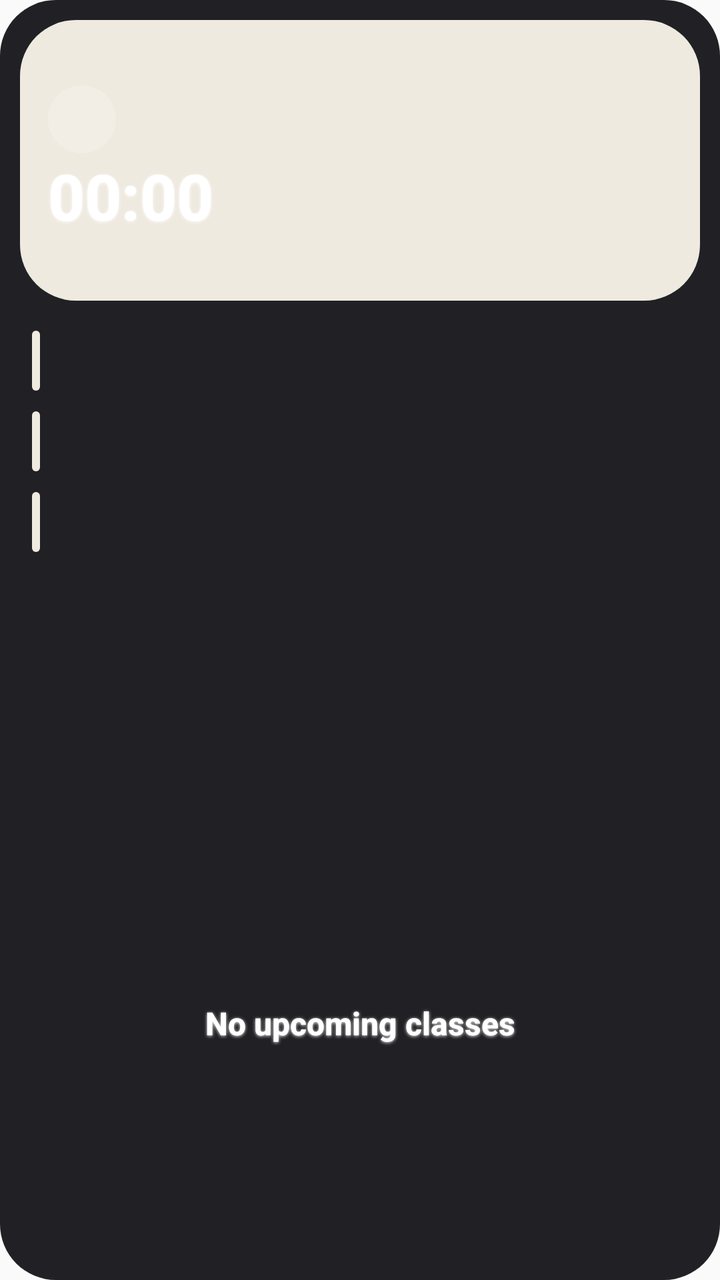
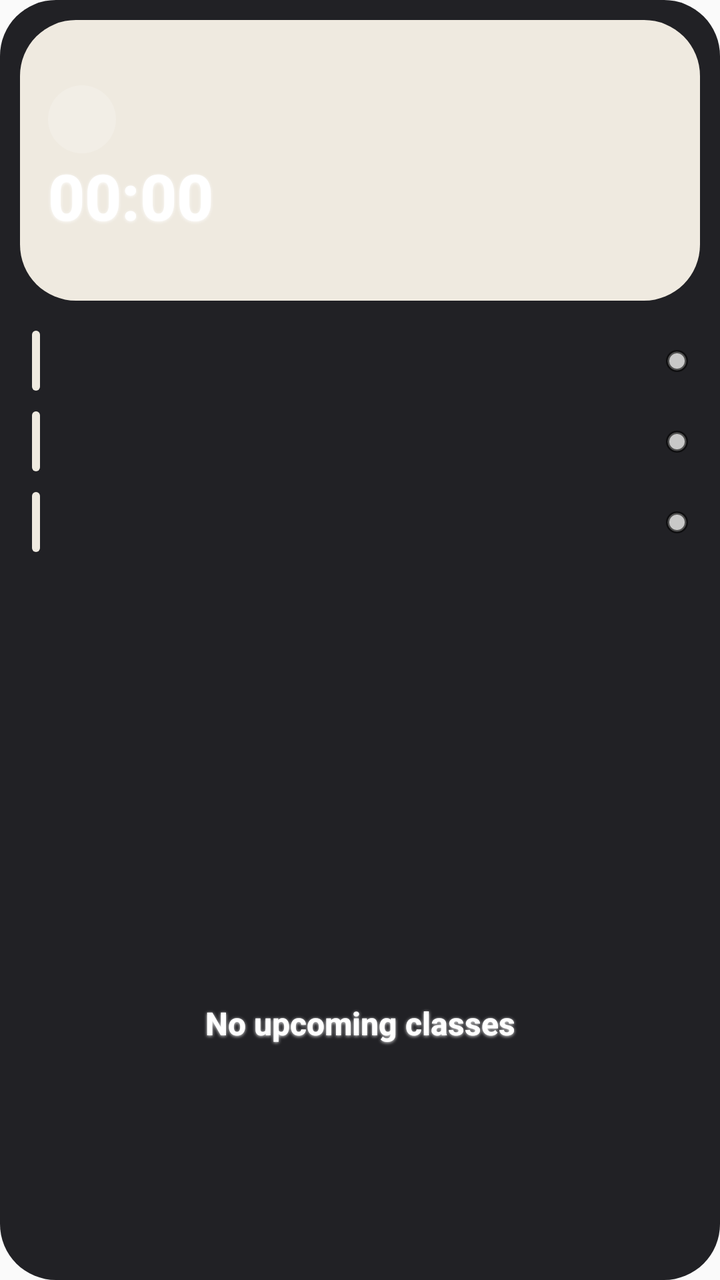

Screens rendered from an Android XML layout before and after an edit, with the pre-edit source and the edit as a unified diff.
<!-- AndroidManifest.xml: application theme Theme.Clockdown -->
<!-- res/layout/w_classes_lightglass.xml -->
<?xml version="1.0" encoding="utf-8"?>
<LinearLayout xmlns:android="http://schemas.android.com/apk/res/android"
    android:id="@+id/croot"
    android:layout_width="match_parent"
    android:layout_height="match_parent"
    android:background="@drawable/widget_bg"
    android:orientation="vertical"
    android:padding="10dp">

    <LinearLayout
        android:id="@+id/cnext"
        android:layout_width="match_parent"
        android:layout_height="wrap_content"
        android:background="@drawable/widget_bg_0"
        android:orientation="vertical"
        android:padding="14dp">

        <TextView
        android:shadowColor="#E6FFFFFF"
        android:shadowDx="0"
        android:shadowDy="1"
        android:shadowRadius="4"
            android:id="@+id/chead"
            android:layout_width="match_parent"
            android:layout_height="wrap_content"
            android:fontFamily="sans-serif-medium"
            android:maxLines="1"
            android:textColor="#B0FFFFFF"
            android:textSize="11sp"
            android:textStyle="bold" />

        <LinearLayout
            android:layout_width="match_parent"
            android:layout_height="wrap_content"
            android:layout_marginTop="4dp"
            android:gravity="center_vertical"
            android:orientation="horizontal">

            <TextView
        android:shadowColor="#E6FFFFFF"
        android:shadowDx="0"
        android:shadowDy="1"
        android:shadowRadius="4"
                android:id="@+id/cemoji"
                android:layout_width="34dp"
                android:layout_height="34dp"
                android:background="@drawable/widget_badge_light"
                android:gravity="center"
                android:textSize="18sp" />

            <TextView
        android:shadowColor="#E6FFFFFF"
        android:shadowDx="0"
        android:shadowDy="1"
        android:shadowRadius="4"
                android:id="@+id/cname"
                android:layout_width="0dp"
                android:layout_height="wrap_content"
                android:layout_marginStart="10dp"
                android:layout_weight="1"
                android:ellipsize="end"
                android:fontFamily="sans-serif-medium"
                android:maxLines="2"
                android:textColor="@color/white"
                android:textSize="15sp"
                android:textStyle="bold" />
        </LinearLayout>

        <Chronometer
        android:shadowColor="#E6FFFFFF"
        android:shadowDx="0"
        android:shadowDy="1"
        android:shadowRadius="4"
            android:id="@+id/cchrono"
            android:layout_width="match_parent"
            android:layout_height="wrap_content"
            android:layout_marginTop="4dp"
            android:fontFamily="sans-serif-medium"
            android:fontFeatureSettings="tnum"
            android:includeFontPadding="false"
            android:textColor="@color/white"
            android:autoSizeMaxTextSize="32sp"
            android:autoSizeMinTextSize="14sp"
            android:autoSizeStepGranularity="1sp"
            android:autoSizeTextType="uniform"
            android:maxLines="1"
            android:textSize="32sp"
            android:textStyle="bold" />

        <TextView
        android:shadowColor="#E6FFFFFF"
        android:shadowDx="0"
        android:shadowDy="1"
        android:shadowRadius="4"
            android:id="@+id/croom"
            android:layout_width="match_parent"
            android:layout_height="wrap_content"
            android:layout_marginTop="2dp"
            android:ellipsize="end"
            android:fontFamily="sans-serif-medium"
            android:maxLines="1"
            android:textColor="#B0FFFFFF"
            android:textSize="12sp"
            android:textStyle="bold" />
    </LinearLayout>

    <LinearLayout
        android:id="@+id/crest"
        android:layout_width="match_parent"
        android:layout_height="0dp"
        android:layout_marginTop="6dp"
        android:layout_weight="1"
        android:orientation="vertical">

        <LinearLayout
            android:id="@+id/c0"
            android:layout_width="match_parent"
            android:layout_height="wrap_content"
            android:layout_marginTop="8dp"
            android:gravity="center_vertical"
            android:orientation="horizontal"
            android:paddingStart="6dp"
            android:paddingEnd="6dp">

            <TextView
        android:shadowColor="#E6FFFFFF"
        android:shadowDx="0"
        android:shadowDy="1"
        android:shadowRadius="4"
                android:id="@+id/c0_bar"
                android:layout_width="4dp"
                android:layout_height="30dp"
                android:background="@drawable/widget_bg_0" />

            <TextView
        android:shadowColor="#E6FFFFFF"
        android:shadowDx="0"
        android:shadowDy="1"
        android:shadowRadius="4"
                android:id="@+id/c0_time"
                android:layout_width="62dp"
                android:layout_height="wrap_content"
                android:layout_marginStart="10dp"
                android:fontFamily="sans-serif-medium"
                android:maxLines="1"
                android:textColor="@color/white"
                android:textSize="12sp"
                android:textStyle="bold" />

            <LinearLayout
                android:layout_width="0dp"
                android:layout_height="wrap_content"
                android:layout_weight="1"
                android:orientation="vertical">

                <TextView
        android:shadowColor="#E6FFFFFF"
        android:shadowDx="0"
        android:shadowDy="1"
        android:shadowRadius="4"
                    android:id="@+id/c0_name"
                    android:layout_width="match_parent"
                    android:layout_height="wrap_content"
                    android:ellipsize="end"
                    android:fontFamily="sans-serif-medium"
                    android:maxLines="1"
                    android:textColor="@color/white"
                    android:textSize="13sp"
                    android:textStyle="bold" />

                <TextView
        android:shadowColor="#E6FFFFFF"
        android:shadowDx="0"
        android:shadowDy="1"
        android:shadowRadius="4"
                    android:id="@+id/c0_room"
                    android:layout_width="match_parent"
                    android:layout_height="wrap_content"
                    android:ellipsize="end"
                    android:maxLines="1"
                    android:textColor="#B0FFFFFF"
                    android:textSize="11sp" />
            </LinearLayout>
        </LinearLayout>

        <LinearLayout
            android:id="@+id/c1"
            android:layout_width="match_parent"
            android:layout_height="wrap_content"
            android:layout_marginTop="8dp"
            android:gravity="center_vertical"
            android:orientation="horizontal"
            android:paddingStart="6dp"
            android:paddingEnd="6dp">

            <TextView
        android:shadowColor="#E6FFFFFF"
        android:shadowDx="0"
        android:shadowDy="1"
        android:shadowRadius="4"
                android:id="@+id/c1_bar"
                android:layout_width="4dp"
                android:layout_height="30dp"
                android:background="@drawable/widget_bg_0" />

            <TextView
        android:shadowColor="#E6FFFFFF"
        android:shadowDx="0"
        android:shadowDy="1"
        android:shadowRadius="4"
                android:id="@+id/c1_time"
                android:layout_width="62dp"
                android:layout_height="wrap_content"
                android:layout_marginStart="10dp"
                android:fontFamily="sans-serif-medium"
                android:maxLines="1"
                android:textColor="@color/white"
                android:textSize="12sp"
                android:textStyle="bold" />

            <LinearLayout
                android:layout_width="0dp"
                android:layout_height="wrap_content"
                android:layout_weight="1"
                android:orientation="vertical">

                <TextView
        android:shadowColor="#E6FFFFFF"
        android:shadowDx="0"
        android:shadowDy="1"
        android:shadowRadius="4"
                    android:id="@+id/c1_name"
                    android:layout_width="match_parent"
                    android:layout_height="wrap_content"
                    android:ellipsize="end"
                    android:fontFamily="sans-serif-medium"
                    android:maxLines="1"
                    android:textColor="@color/white"
                    android:textSize="13sp"
                    android:textStyle="bold" />

                <TextView
        android:shadowColor="#E6FFFFFF"
        android:shadowDx="0"
        android:shadowDy="1"
        android:shadowRadius="4"
                    android:id="@+id/c1_room"
                    android:layout_width="match_parent"
                    android:layout_height="wrap_content"
                    android:ellipsize="end"
                    android:maxLines="1"
                    android:textColor="#B0FFFFFF"
                    android:textSize="11sp" />
            </LinearLayout>
        </LinearLayout>

        <LinearLayout
            android:id="@+id/c2"
            android:layout_width="match_parent"
            android:layout_height="wrap_content"
            android:layout_marginTop="8dp"
            android:gravity="center_vertical"
            android:orientation="horizontal"
            android:paddingStart="6dp"
            android:paddingEnd="6dp">

            <TextView
        android:shadowColor="#E6FFFFFF"
        android:shadowDx="0"
        android:shadowDy="1"
        android:shadowRadius="4"
                android:id="@+id/c2_bar"
                android:layout_width="4dp"
                android:layout_height="30dp"
                android:background="@drawable/widget_bg_0" />

            <TextView
        android:shadowColor="#E6FFFFFF"
        android:shadowDx="0"
        android:shadowDy="1"
        android:shadowRadius="4"
                android:id="@+id/c2_time"
                android:layout_width="62dp"
                android:layout_height="wrap_content"
                android:layout_marginStart="10dp"
                android:fontFamily="sans-serif-medium"
                android:maxLines="1"
                android:textColor="@color/white"
                android:textSize="12sp"
                android:textStyle="bold" />

            <LinearLayout
                android:layout_width="0dp"
                android:layout_height="wrap_content"
                android:layout_weight="1"
                android:orientation="vertical">

                <TextView
        android:shadowColor="#E6FFFFFF"
        android:shadowDx="0"
        android:shadowDy="1"
        android:shadowRadius="4"
                    android:id="@+id/c2_name"
                    android:layout_width="match_parent"
                    android:layout_height="wrap_content"
                    android:ellipsize="end"
                    android:fontFamily="sans-serif-medium"
                    android:maxLines="1"
                    android:textColor="@color/white"
                    android:textSize="13sp"
                    android:textStyle="bold" />

                <TextView
        android:shadowColor="#E6FFFFFF"
        android:shadowDx="0"
        android:shadowDy="1"
        android:shadowRadius="4"
                    android:id="@+id/c2_room"
                    android:layout_width="match_parent"
                    android:layout_height="wrap_content"
                    android:ellipsize="end"
                    android:maxLines="1"
                    android:textColor="#B0FFFFFF"
                    android:textSize="11sp" />
            </LinearLayout>
        </LinearLayout>

        <TextView
        android:shadowColor="#E6FFFFFF"
        android:shadowDx="0"
        android:shadowDy="1"
        android:shadowRadius="4"
            android:id="@+id/cmore"
            android:layout_width="match_parent"
            android:layout_height="wrap_content"
            android:fontFamily="sans-serif-medium"
            android:paddingStart="6dp"
            android:textColor="#B0FFFFFF"
            android:textSize="11sp" />

        <TextView
        android:shadowColor="#E6FFFFFF"
        android:shadowDx="0"
        android:shadowDy="1"
        android:shadowRadius="4"
            android:id="@+id/cnote"
            android:layout_width="match_parent"
            android:layout_height="wrap_content"
            android:layout_marginTop="4dp"
            android:fontFamily="sans-serif-medium"
            android:paddingStart="6dp"
            android:textColor="#B0FFFFFF"
            android:textSize="11sp" />
    </LinearLayout>

    <TextView
        android:shadowColor="#E6FFFFFF"
        android:shadowDx="0"
        android:shadowDy="1"
        android:shadowRadius="4"
        android:id="@+id/cempty"
        android:layout_width="match_parent"
        android:layout_height="0dp"
        android:layout_weight="1"
        android:fontFamily="sans-serif-medium"
        android:gravity="center"
        android:text="No upcoming classes"
        android:textColor="@color/white"
        android:textSize="16sp"
        android:textStyle="bold" />
</LinearLayout>
<!-- resources referenced by this layout -->
<resources>
  <color name="white">#FFFFFFFF</color>
  <!-- drawable widget_badge_light (drawable) -->
  <?xml version="1.0" encoding="utf-8"?>
  <shape xmlns:android="http://schemas.android.com/apk/res/android" android:shape="oval">
      <solid android:color="#33FFFFFF" />
  </shape>
  <!-- drawable widget_bg (drawable) -->
  <?xml version="1.0" encoding="utf-8"?>
  <shape xmlns:android="http://schemas.android.com/apk/res/android">
      <solid android:color="#F0141418" />
      <corners android:radius="28dp" />
  </shape>
  <!-- drawable widget_bg_0 (drawable) -->
  <?xml version="1.0" encoding="utf-8"?>
  <shape xmlns:android="http://schemas.android.com/apk/res/android">
      <solid android:color="@color/card0" />
      <corners android:radius="28dp" />
  </shape>
  <style name="Theme.Clockdown" parent="android:Theme.Material.Light.NoActionBar" />
  <color name="card0">#EFEAE0</color>
</resources>

<!-- the commit's change to res/layout/w_classes_lightglass.xml (unified diff, before → after) -->
@@ -181,6 +181,13 @@
                     android:textColor="#B0FFFFFF"
                     android:textSize="11sp" />
             </LinearLayout>
+
+            <TextView
+                android:id="@+id/c0_dot"
+                android:layout_width="11dp"
+                android:layout_height="11dp"
+                android:layout_marginStart="8dp"
+                android:background="@drawable/att_dot_none" />
         </LinearLayout>
 
         <LinearLayout
@@ -252,6 +259,13 @@
                     android:textColor="#B0FFFFFF"
                     android:textSize="11sp" />
             </LinearLayout>
+
+            <TextView
+                android:id="@+id/c1_dot"
+                android:layout_width="11dp"
+                android:layout_height="11dp"
+                android:layout_marginStart="8dp"
+                android:background="@drawable/att_dot_none" />
         </LinearLayout>
 
         <LinearLayout
@@ -323,6 +337,13 @@
                     android:textColor="#B0FFFFFF"
                     android:textSize="11sp" />
             </LinearLayout>
+
+            <TextView
+                android:id="@+id/c2_dot"
+                android:layout_width="11dp"
+                android:layout_height="11dp"
+                android:layout_marginStart="8dp"
+                android:background="@drawable/att_dot_none" />
         </LinearLayout>
 
         <TextView
<!-- resource entries referenced after the edit -->
@@ -1,6 +1,12 @@
 <!-- resources referenced by this layout -->
 <resources>
   <color name="white">#FFFFFFFF</color>
+  <!-- drawable att_dot_none (drawable) -->
+  <?xml version="1.0" encoding="utf-8"?>
+  <shape xmlns:android="http://schemas.android.com/apk/res/android" android:shape="oval">
+      <solid android:color="#C8C8C8" />
+      <stroke android:width="1.5dp" android:color="#99000000" />
+  </shape>
   <!-- drawable widget_badge_light (drawable) -->
   <?xml version="1.0" encoding="utf-8"?>
   <shape xmlns:android="http://schemas.android.com/apk/res/android" android:shape="oval">
